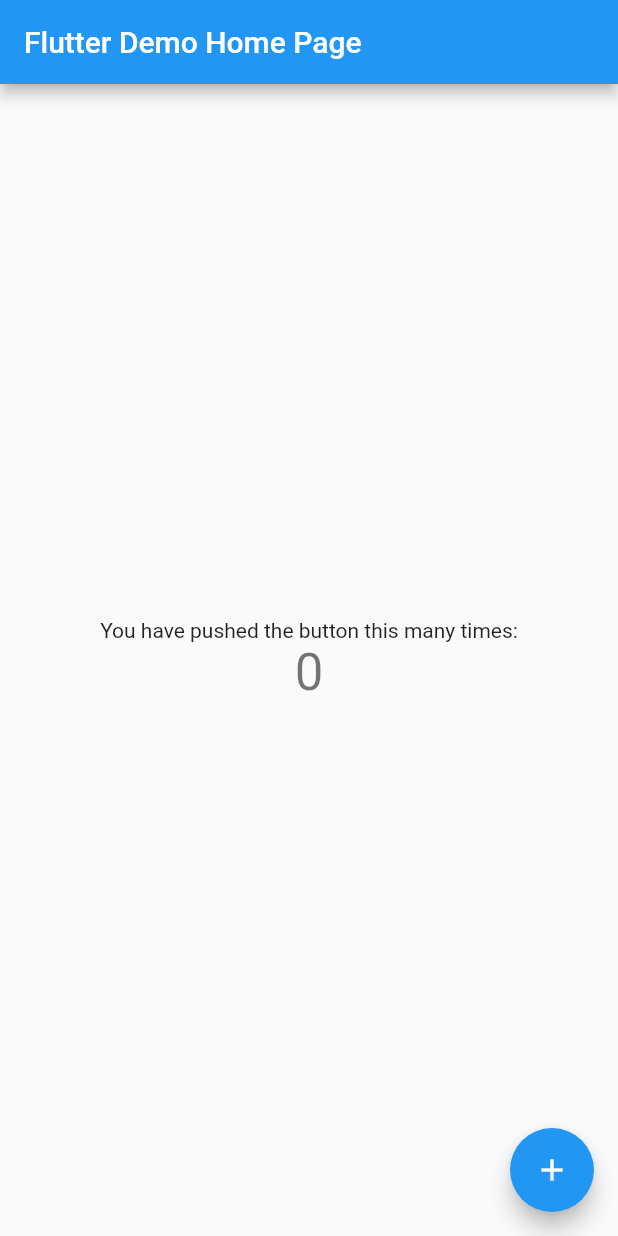
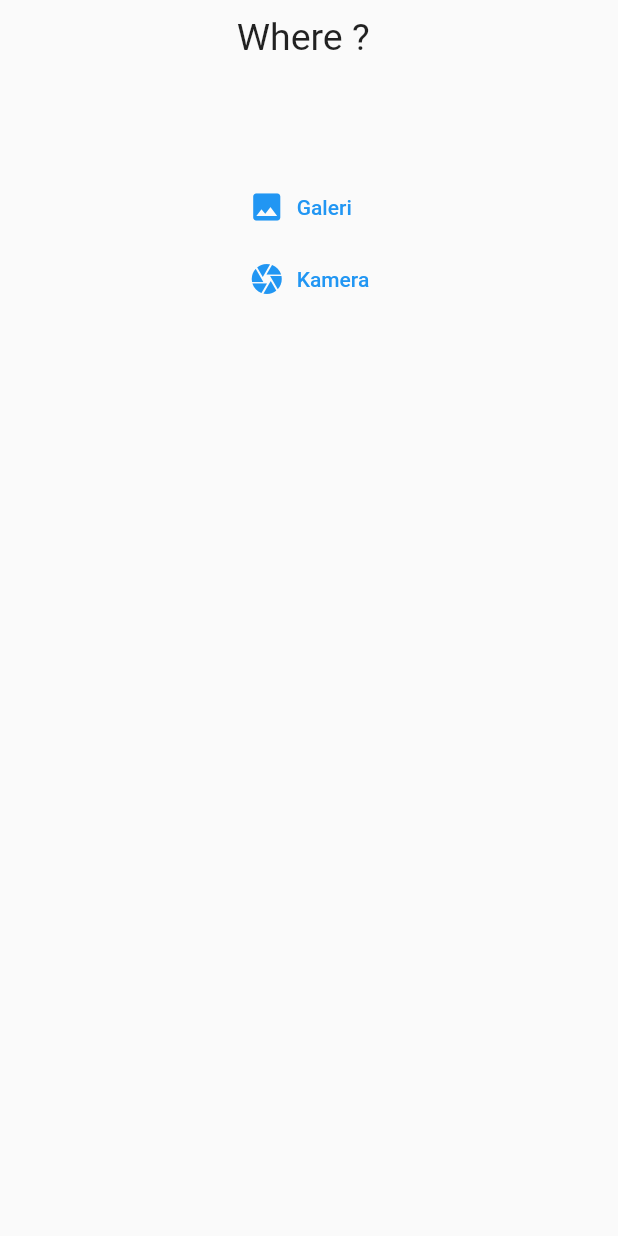
Before and after one commit to MuazzezA/Icon_Creator, a Flutter app: the screen it shows after launch, on a phone screen of 412 x 824 dp. Run offline on Flutter 3.47's test engine with Material 2 defaults, Android fonts, the phone set to English and light mode, and no system bars; our stand-ins replace image_picker.

Commit message:
home_screen added

```diff
--- a/icon_creator/lib/main.dart
+++ b/icon_creator/lib/main.dart
@@ -1,4 +1,5 @@
 import 'package:flutter/material.dart';
+import 'package:icon_creator/routes.dart';
 
 void main() {
   runApp(const MyApp());
@@ -7,109 +8,13 @@
 class MyApp extends StatelessWidget {
   const MyApp({Key? key}) : super(key: key);
 
-  // This widget is the root of your application.
   @override
   Widget build(BuildContext context) {
     return MaterialApp(
-      title: 'Flutter Demo',
-      theme: ThemeData(
-        // This is the theme of your application.
-        //
-        // Try running your application with "flutter run". You'll see the
-        // application has a blue toolbar. Then, without quitting the app, try
-        // changing the primarySwatch below to Colors.green and then invoke
-        // "hot reload" (press "r" in the console where you ran "flutter run",
-        // or simply save your changes to "hot reload" in a Flutter IDE).
-        // Notice that the counter didn't reset back to zero; the application
-        // is not restarted.
-        primarySwatch: Colors.blue,
-      ),
-      home: const MyHomePage(title: 'Flutter Demo Home Page'),
+      debugShowCheckedModeBanner: false,
+      title: "Icon Creator",
+      initialRoute: "/",
+      routes: routes,
     );
   }
 }
-
-class MyHomePage extends StatefulWidget {
-  const MyHomePage({Key? key, required this.title}) : super(key: key);
-
-  // This widget is the home page of your application. It is stateful, meaning
-  // that it has a State object (defined below) that contains fields that affect
-  // how it looks.
-
-  // This class is the configuration for the state. It holds the values (in this
-  // case the title) provided by the parent (in this case the App widget) and
-  // used by the build method of the State. Fields in a Widget subclass are
-  // always marked "final".
-
-  final String title;
-
-  @override
-  State<MyHomePage> createState() => _MyHomePageState();
-}
-
-class _MyHomePageState extends State<MyHomePage> {
-  int _counter = 0;
-
-  void _incrementCounter() {
-    setState(() {
-      // This call to setState tells the Flutter framework that something has
-      // changed in this State, which causes it to rerun the build method below
-      // so that the display can reflect the updated values. If we changed
-      // _counter without calling setState(), then the build method would not be
-      // called again, and so nothing would appear to happen.
-      _counter++;
-    });
-  }
-
-  @override
-  Widget build(BuildContext context) {
-    // This method is rerun every time setState is called, for instance as done
-    // by the _incrementCounter method above.
-    //
-    // The Flutter framework has been optimized to make rerunning build methods
-    // fast, so that you can just rebuild anything that needs updating rather
-    // than having to individually change instances of widgets.
-    return Scaffold(
-      appBar: AppBar(
-        // Here we take the value from the MyHomePage object that was created by
-        // the App.build method, and use it to set our appbar title.
-        title: Text(widget.title),
-      ),
-      body: Center(
-        // Center is a layout widget. It takes a single child and positions it
-        // in the middle of the parent.
-        child: Column(
-          // Column is also a layout widget. It takes a list of children and
-          // arranges them vertically. By default, it sizes itself to fit its
-          // children horizontally, and tries to be as tall as its parent.
-          //
-          // Invoke "debug painting" (press "p" in the console, choose the
-          // "Toggle Debug Paint" action from the Flutter Inspector in Android
-          // Studio, or the "Toggle Debug Paint" command in Visual Studio Code)
-          // to see the wireframe for each widget.
-          //
-          // Column has various properties to control how it sizes itself and
-          // how it positions its children. Here we use mainAxisAlignment to
-          // center the children vertically; the main axis here is the vertical
-          // axis because Columns are vertical (the cross axis would be
-          // horizontal).
-          mainAxisAlignment: MainAxisAlignment.center,
-          children: <Widget>[
-            const Text(
-              'You have pushed the button this many times:',
-            ),
-            Text(
-              '$_counter',
-              style: Theme.of(context).textTheme.headline4,
-            ),
-          ],
-        ),
-      ),
-      floatingActionButton: FloatingActionButton(
-        onPressed: _incrementCounter,
-        tooltip: 'Increment',
-        child: const Icon(Icons.add),
-      ), // This trailing comma makes auto-formatting nicer for build methods.
-    );
-  }
-}
--- /dev/null
+++ b/icon_creator/lib/routes.dart
@@ -0,0 +1,8 @@
+import 'dart:io';
+
+import 'package:flutter/cupertino.dart';
+import 'package:icon_creator/screens/home_screen.dart';
+
+final Map<String, WidgetBuilder> routes = <String, WidgetBuilder>{
+  "/": (context) => const HomePage(),
+};
--- /dev/null
+++ b/icon_creator/lib/screens/home_screen.dart
@@ -0,0 +1,80 @@
+import 'dart:io';
+
+import 'package:flutter/material.dart';
+import 'package:image_picker/image_picker.dart';
+
+class HomePage extends StatefulWidget {
+  const HomePage({Key? key}) : super(key: key);
+
+  @override
+  _HomePageState createState() => _HomePageState();
+}
+
+class _HomePageState extends State<HomePage> {
+  File? imgFile;
+
+  @override
+  Widget build(BuildContext context) {
+    return Scaffold(
+      body: Padding(
+        padding: const EdgeInsets.symmetric(vertical: 10.0, horizontal: 5.0),
+        child: Center(
+          child: Column(
+            crossAxisAlignment: CrossAxisAlignment.start,
+            children: [
+              const Text(
+                "Where ?",
+                style: TextStyle(fontSize: 25),
+              ),
+              const SizedBox(
+                height: 75,
+              ),
+              TextButton.icon(
+                onPressed: () {
+                  sourceForImage(context, 0);
+                },
+                icon: const Icon(Icons.image),
+                label: const Text("Galeri"),
+              ),
+              TextButton.icon(
+                onPressed: () {
+                  sourceForImage(context, 1);
+                },
+                icon: const Icon(Icons.camera),
+                label: const Text("Kamera"),
+              ),
+            ],
+          ),
+        ),
+      ),
+    );
+  }
+
+  sourceForImage(BuildContext context, int id) async {
+    dynamic image;
+
+    switch (id) {
+      case 0: // gallery
+        image = await ImagePicker().pickImage(source: ImageSource.gallery);
+        break;
+      case 1: // camera
+        image = await ImagePicker().pickImage(source: ImageSource.camera);
+        break;
+      default:
+        image = null;
+        break;
+    }
+
+    if (image != null) {
+      imgFile = File(image.path);
+      if (imgFile != null) {
+        Navigator.pushNamed(context, '/editScreen', arguments: imgFile)
+            .then((value) {
+          Navigator.maybePop(context);
+        });
+      }
+    } else {
+      Navigator.pop(context, "/");
+    }
+  }
+}
--- a/icon_creator/pubspec.yaml
+++ b/icon_creator/pubspec.yaml
@@ -29,6 +29,9 @@
 dependencies:
   flutter:
     sdk: flutter
+  image_picker:
+  image_cropper: ^1.5.0
+  image_gallery_saver: ^1.7.1
 
 
   # The following adds the Cupertino Icons font to your application.
```
